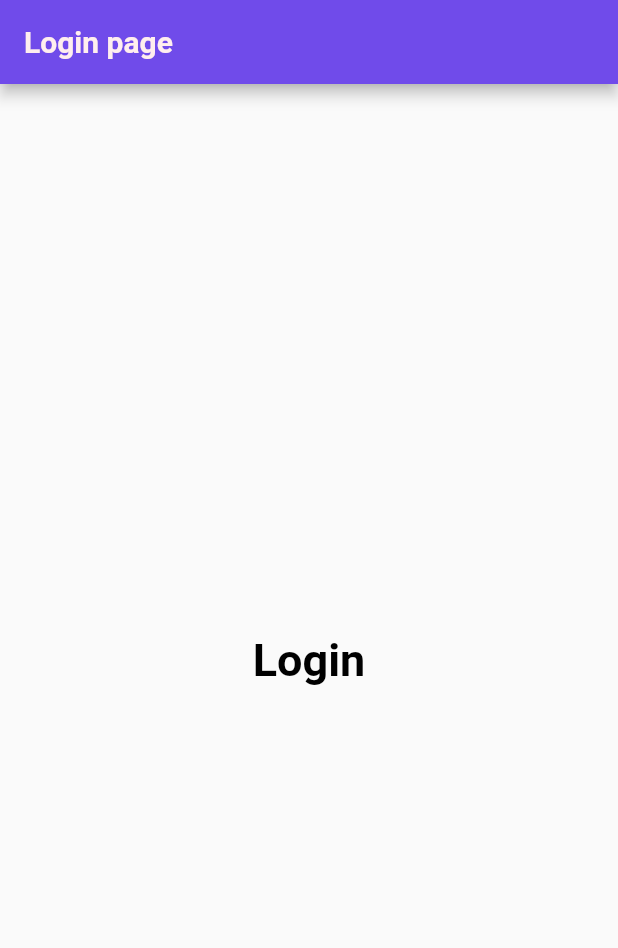
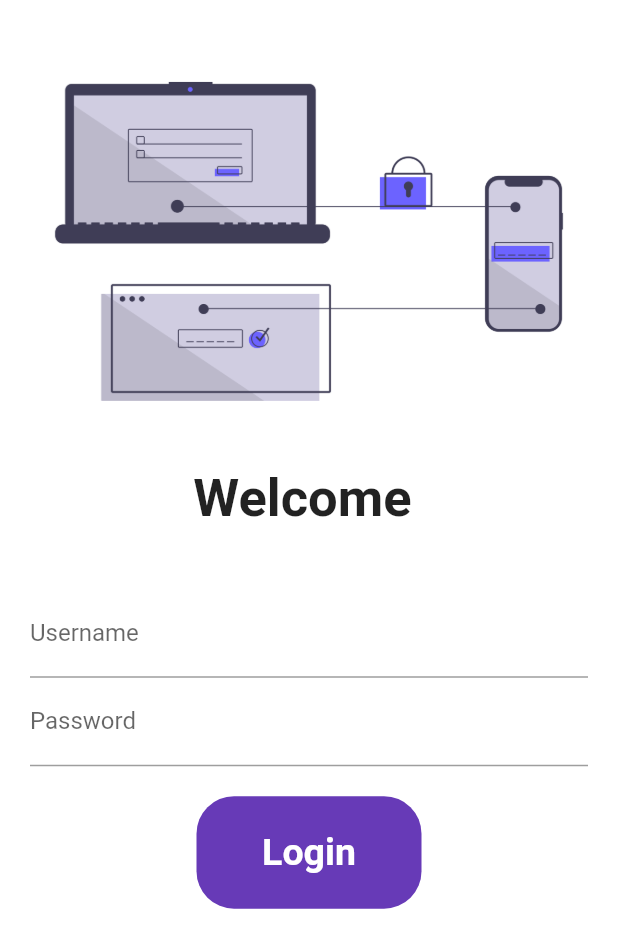
Before and after one commit to Dhruvin3103/flutter_code, a Flutter app: the screen it shows after launch, on a phone screen of 412 x 824 dp. Shown: the top 948 px of the screen. Run offline on Flutter 3.47's test engine with Material 2 defaults, Android fonts, the phone set to English and light mode, and no system bars.

Commit message:
small animation

```diff
--- a/lib/main.dart
+++ b/lib/main.dart
@@ -2,6 +2,7 @@ import 'package:flutter/material.dart';
 // ignore: unused_import
 import 'package:flutter_application_1/pages/home_page.dart';
 import 'package:flutter_application_1/pages/loginpage.dart';
+import 'package:flutter_application_1/utils/routes.dart';
 
 void main() {
   runApp(Dcapp());
@@ -14,8 +15,10 @@ class Dcapp extends StatelessWidget {
   Widget build(BuildContext context) {
     return MaterialApp(
       // home: Homepage(),
-      theme:
-          ThemeData(brightness: Brightness.light, primarySwatch: Colors.purple),
+      theme: ThemeData(
+        brightness: Brightness.light,
+        primarySwatch: Colors.purple,
+      ),
       themeMode: ThemeMode.light,
       darkTheme: ThemeData(
         brightness: Brightness.light,
@@ -23,8 +26,8 @@ class Dcapp extends StatelessWidget {
       initialRoute: "/",
       routes: {
         "/": (context) => Loginpage(),
-        "/home": (context) => Homepage(),
-        // "/login": (context) => Loginpage(),
+        Myroutes.homeroute: (context) => Homepage(),
+        Myroutes.loginroute: (context) => Loginpage(),
       },
     );
   }
--- a/lib/pages/loginpage.dart
+++ b/lib/pages/loginpage.dart
@@ -1,33 +1,102 @@
 // ignore_for_file: prefer_const_constructors
 
 import "package:flutter/material.dart";
+import "package:flutter_application_1/pages/home_page.dart";
+import "package:flutter_application_1/utils/routes.dart";
 
-class Loginpage extends StatelessWidget {
+class Loginpage extends StatefulWidget {
   const Loginpage({super.key});
 
   @override
+  State<Loginpage> createState() => _LoginpageState();
+}
+
+class _LoginpageState extends State<Loginpage> {
+  String name = "";
+  bool change = false;
+  @override
   Widget build(BuildContext context) {
-    // ignore: prefer_const_constructors
-    return Scaffold(
-      appBar: AppBar(
-          backgroundColor: Color.fromARGB(255, 112, 75, 234),
-          title: Text(
-            "Login page",
-            style: TextStyle(
-                color: Color.fromARGB(255, 255, 238, 238),
-                fontWeight: FontWeight.bold),
-          )),
-      body: const Center(
-        child: Text(
-          "Login",
-          style: TextStyle(
-            fontSize: 20,
-            color: Colors.black,
-            fontWeight: FontWeight.bold,
-          ),
-          textScaleFactor: 1.5,
-        ),
-      ),
-    );
+    return Material(
+        color: Colors.white,
+        child: SingleChildScrollView(
+          child: Column(children: [
+            SizedBox(height: 30.0),
+            Image.asset(
+              "assets/images/undraw_two_factor_authentication_namy.png",
+              fit: BoxFit.cover,
+            ),
+            SizedBox(height: 20.0),
+            Container(
+              decoration: BoxDecoration(
+                borderRadius: BorderRadius.circular(5),
+                color: Color.fromARGB(255, 255, 255, 255),
+              ),
+              child: Text(
+                " Welcome $name ",
+                style: TextStyle(fontSize: 35, fontWeight: FontWeight.bold),
+              ),
+            ),
+            SizedBox(height: 20.0),
+            Padding(
+              padding: const EdgeInsets.symmetric(vertical: 20, horizontal: 20),
+              child: Column(
+                children: [
+                  TextFormField(
+                    decoration: InputDecoration(
+                        hintText: "Enter username", labelText: "Username"),
+                    onChanged: (value) {
+                      name = value;
+                      setState(() {});
+                    },
+                  ),
+                  TextFormField(
+                      decoration: InputDecoration(
+                          hintText: "Enter password", labelText: "Password"))
+                ],
+              ),
+            ),
+            InkWell(
+                onTap: () async {
+                  setState(() {
+                    change = true;
+                  });
+                  await Future.delayed(Duration(seconds: 1));
+                  Navigator.pushNamed(context, Myroutes.homeroute);
+                },
+                child: AnimatedContainer(
+                  duration: Duration(seconds: 1),
+                  width: change ? 50 : 150,
+                  height: change ? 50 : 75,
+
+                  alignment: Alignment.center,
+                  // ignore: sort_child_properties_last
+                  child: change
+                      ? Icon(
+                          Icons.done_sharp,
+                          color: Colors.white,
+                        )
+                      : Text(
+                          "Login",
+                          style: TextStyle(
+                              fontSize: 25,
+                              fontWeight: FontWeight.bold,
+                              color: Color.fromARGB(255, 255, 255, 255)),
+                        ),
+                  decoration: BoxDecoration(
+                      color: Colors.deepPurple,
+                      borderRadius: BorderRadius.circular(change ? 50 : 25)),
+                ))
+            // ElevatedButton(
+            //   onPressed: () {
+            //     Navigator.pushNamed(context, Myroutes.homeroute);
+            //   },
+            //   style: TextButton.styleFrom(minimumSize: Size(100, 50)),
+            //   child: Text(
+            //     "Login",
+            //     style: TextStyle(fontSize: 15),
+            //   ),
+            // ),
+          ]),
+        ));
   }
 }
--- /dev/null
+++ b/lib/utils/routes.dart
@@ -0,0 +1,5 @@
+class Myroutes {
+  static String loginroute = "/login";
+  static String homeroute = "/home";
+
+}
--- a/pubspec.yaml
+++ b/pubspec.yaml
@@ -60,7 +60,7 @@ flutter:
 
   # To add assets to your application, add an assets section, like this:
   assets:
-    - assets/images
+    - assets/images/
   #   - images/a_dot_ham.jpeg
 
   # An image asset can refer to one or more resolution-specific "variants", see
```
Also changed, not shown: 1 other file.
